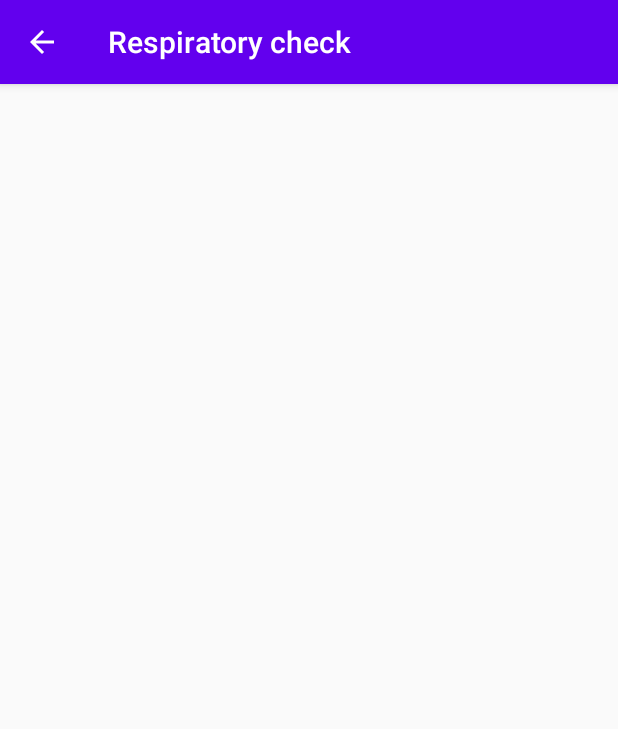
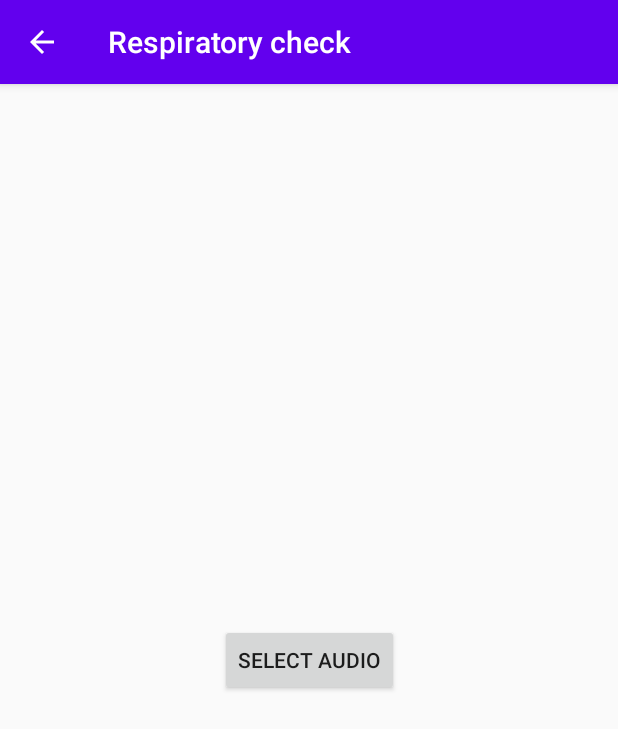
Before and after one commit to priyanshi9692/Adaptive-and-Heuristic-AI-enabled-IoT-Edge-for-high-risk-and-rural-patients, an Android app: the RespiratoryActivity screen opened directly, with no data from a screen before it, on a phone screen of 412 x 824 dp. Shown: the top 729 px of the screen. Run offline under Robolectric (Android 15) with nearby library versions, the phone set to English and light mode, and no system bars.

Commit message:
select audio file

```diff
--- a/HealthCareAIApp/app/src/main/res/layout/activity_respiratory.xml
+++ b/HealthCareAIApp/app/src/main/res/layout/activity_respiratory.xml
@@ -6,4 +6,14 @@
     android:layout_height="match_parent"
     tools:context=".RespiratoryActivity">
 
+    <Button
+        android:id="@+id/selectAudioBtn"
+        android:layout_width="wrap_content"
+        android:layout_height="wrap_content"
+        android:text="Select Audio"
+        app:layout_constraintBottom_toBottomOf="parent"
+        app:layout_constraintEnd_toEndOf="parent"
+        app:layout_constraintStart_toStartOf="parent"
+        app:layout_constraintTop_toTopOf="parent"
+        android:onClick="onSelectAudioBtnClicked"/>
 </androidx.constraintlayout.widget.ConstraintLayout>
```
Also changed, not shown: HealthCareAIApp/app/src/main/java/com/cmpe/healthcareai/RespiratoryActivity.java (+39 -0 lines).
